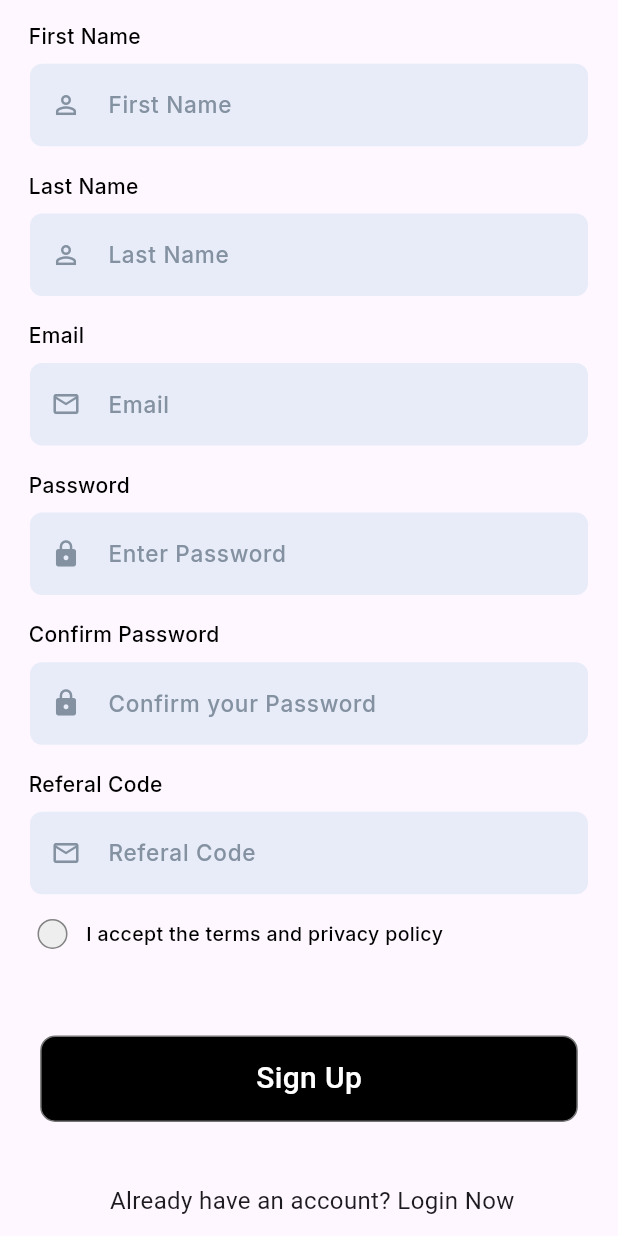
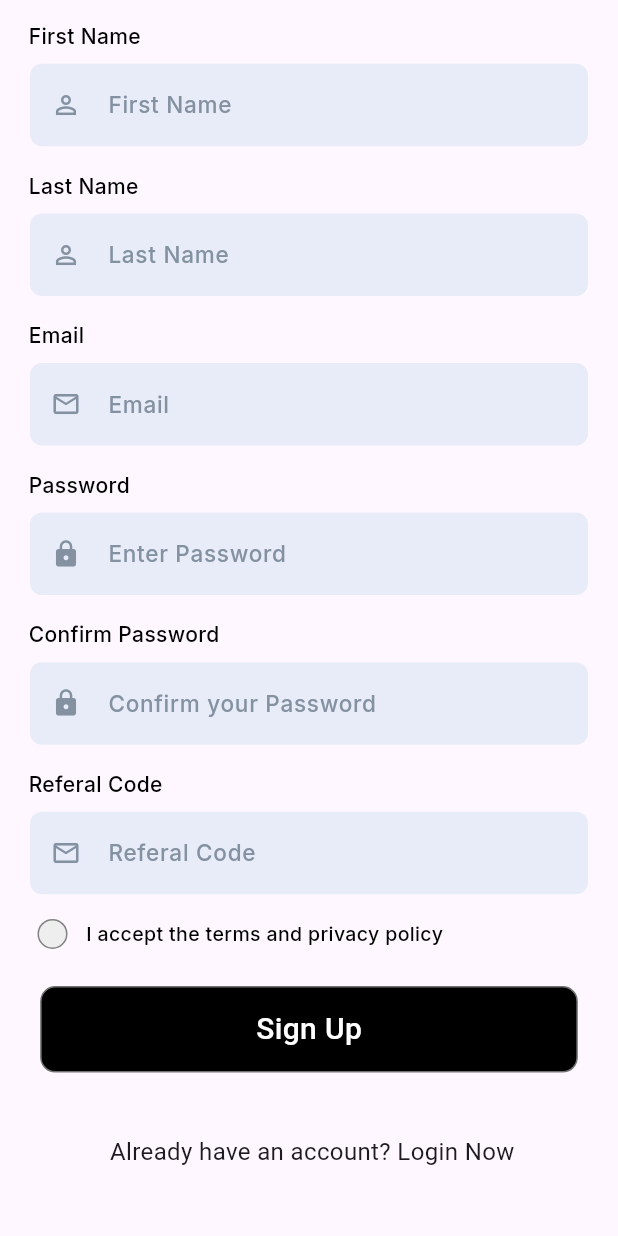
Before and after one commit to asfand124/job_jungle, a Flutter app: the SignUp screen opened directly, scrolled down 171 dp, on a phone screen of 412 x 824 dp. Run offline on Flutter 3.47's test engine with Material 3 defaults, Android fonts, the phone set to English and light mode, and no system bars; our stand-ins replace firebase_core, google_fonts; accounts and stored records are empty; network calls fail.

Commit message:
some ui changes in create account page

```diff
--- a/lib/Screens/Auth/SignUp.dart
+++ b/lib/Screens/Auth/SignUp.dart
@@ -1,4 +1,3 @@
-import 'package:flutter/foundation.dart';
 import 'package:flutter/material.dart';
 import 'package:flutter/widgets.dart';
 import 'package:google_fonts/google_fonts.dart';
@@ -25,6 +24,7 @@ class _SignUpState extends State<SignUp> {
     return Scaffold(
       body: SafeArea(
         child: SingleChildScrollView(
+          physics: BouncingScrollPhysics(),
           child: Container(
             padding: EdgeInsets.symmetric(horizontal: 15),
             child: Form(
@@ -49,7 +49,6 @@ class _SignUpState extends State<SignUp> {
                   SizedBox(
                     height: MediaQuery.of(context).size.height * 0.02,
                   ),
-
                   Text(
                     'Create account',
                     style: TextStyle(
@@ -59,7 +58,6 @@ class _SignUpState extends State<SignUp> {
                     ),
                   ),
                   SizedBox(height: MediaQuery.of(context).size.height * 0.04),
-
                   Text(
                     ' First Name',
                     style: TextStyle(
@@ -70,7 +68,6 @@ class _SignUpState extends State<SignUp> {
                     ),
                   ),
                   SizedBox(height: MediaQuery.of(context).size.height * 0.01),
-
                   TextInputField(
                     _firstNameController,
                     "First Name",
@@ -95,9 +92,8 @@ class _SignUpState extends State<SignUp> {
                     ),
                   ),
                   SizedBox(height: MediaQuery.of(context).size.height * 0.01),
-
                   TextInputField(
-                    _firstNameController,
+                    _lastNameController,
                     "Last Name",
                     TextInputType.emailAddress,
                     (value) {
@@ -110,7 +106,6 @@ class _SignUpState extends State<SignUp> {
                     Icons.person_outline,
                   ),
                   SizedBox(height: MediaQuery.of(context).size.height * 0.02),
-
                   Text(
                     ' Email',
                     style: TextStyle(
@@ -121,7 +116,6 @@ class _SignUpState extends State<SignUp> {
                     ),
                   ),
                   SizedBox(height: MediaQuery.of(context).size.height * 0.01),
-
                   TextInputField(
                     _emailController,
                     "Email",
@@ -139,7 +133,6 @@ class _SignUpState extends State<SignUp> {
                     },
                     Icons.email_outlined,
                   ),
-
                   SizedBox(height: MediaQuery.of(context).size.height * 0.02),
                   Text(
                     ' Password',
@@ -151,7 +144,6 @@ class _SignUpState extends State<SignUp> {
                     ),
                   ),
                   SizedBox(height: MediaQuery.of(context).size.height * 0.01),
-
                   TextInputField(
                     _passwordController,
                     "Enter Password",
@@ -179,7 +171,6 @@ class _SignUpState extends State<SignUp> {
                     ),
                   ),
                   SizedBox(height: MediaQuery.of(context).size.height * 0.01),
-
                   TextInputField(
                     _conformPassController,
                     "Confirm your Password",
@@ -197,7 +188,6 @@ class _SignUpState extends State<SignUp> {
                     Icons.lock,
                   ),
                   SizedBox(height: MediaQuery.of(context).size.height * 0.02),
-
                   Text(
                     ' Referal Code',
                     style: TextStyle(
@@ -208,16 +198,14 @@ class _SignUpState extends State<SignUp> {
                     ),
                   ),
                   SizedBox(height: MediaQuery.of(context).size.height * 0.01),
-
                   TextInputField(
-                    _emailController,
+                    _referalCodeController,
                     "Referal Code",
                     TextInputType.number,
                     null,
                     Icons.email_outlined,
                   ),
                   SizedBox(height: MediaQuery.of(context).size.height * 0.02),
-
                   Padding(
                     padding: const EdgeInsets.symmetric(horizontal: 10),
                     child: Row(
@@ -268,17 +256,6 @@ class _SignUpState extends State<SignUp> {
                       ],
                     ),
                   ),
-
-                  SizedBox(height: MediaQuery.of(context).size.height * 0.04),
-                  // SizedBox(
-                  //   width: MediaQuery.of(context).size.width * 0.90,
-                  //   height: MediaQuery.of(context).size.height * 0.07,
-                  //   child: squreButton(
-                  //     btnText: "Sign up",
-                  //     pressedMethod: signUpHandler,
-                  //   ),
-                  // ),
-
                   SizedBox(height: MediaQuery.of(context).size.height * 0.03),
                   Center(
                     child: InkWell(
@@ -315,7 +292,6 @@ class _SignUpState extends State<SignUp> {
                     ),
                   ),
                   SizedBox(height: MediaQuery.of(context).size.height * 0.03),
-
                   Row(
                     mainAxisAlignment: MainAxisAlignment.center,
                     children: [
@@ -325,7 +301,6 @@ class _SignUpState extends State<SignUp> {
                       // )
                     ],
                   ),
-
                   SizedBox(height: MediaQuery.of(context).size.height * 0.02),
                   Row(
                     mainAxisAlignment: MainAxisAlignment.center,
@@ -341,8 +316,7 @@ class _SignUpState extends State<SignUp> {
                           child: Text(" Login Now", style: TextStyle())),
                     ],
                   ),
-
-                  SizedBox(height: MediaQuery.of(context).size.height * 0.015),
+                  SizedBox(height: MediaQuery.of(context).size.height * 0.08),
                 ],
               ),
             ),
```
